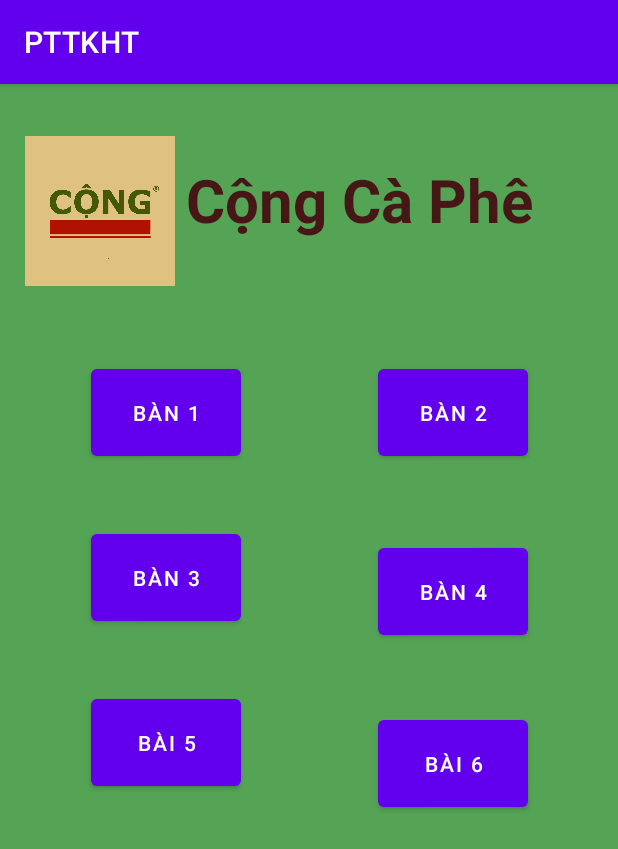
After one commit to thanhtung901/BTL_android_studio, an Android app: the bankhach screen opened directly, with no data from a screen before it, on a phone screen of 412 x 824 dp. The commit adds this screen. Shown: the top 849 px of the screen. Run offline under Robolectric (Android 15) with nearby library versions, the phone set to English and light mode, and no system bars.

Commit message:
activity

```diff
--- /dev/null
+++ b/app/src/main/java/com/example/pttkht/bankhach.java
@@ -0,0 +1,22 @@
+package com.example.pttkht;
+
+import androidx.appcompat.app.AppCompatActivity;
+
+import android.os.Bundle;
+import android.widget.Button;
+
+public class bankhach extends AppCompatActivity {
+    public Button btban1,btban2, btban3,btban4,btban5,btban6;
+
+    @Override
+    protected void onCreate(Bundle savedInstanceState) {
+        super.onCreate(savedInstanceState);
+        setContentView(R.layout.activity_bankhach);
+        btban1 = findViewById(R.id.btban1);
+        btban2 = findViewById(R.id.btban2);
+        btban3 = findViewById(R.id.btban3);
+        btban4 = findViewById(R.id.btban4);
+        btban5 = findViewById(R.id.btban5);
+        btban6 = findViewById(R.id.btban6);
+    }
+}
--- /dev/null
+++ b/app/src/main/res/layout/activity_bankhach.xml
@@ -0,0 +1,125 @@
+<?xml version="1.0" encoding="utf-8"?>
+<androidx.constraintlayout.widget.ConstraintLayout xmlns:android="http://schemas.android.com/apk/res/android"
+    xmlns:app="http://schemas.android.com/apk/res-auto"
+    xmlns:tools="http://schemas.android.com/tools"
+    android:layout_width="match_parent"
+    android:layout_height="match_parent"
+    android:background="#55A355"
+    tools:context=".bankhach">
+
+    <ImageView
+        android:id="@+id/imageView15"
+        android:layout_width="100dp"
+        android:layout_height="100dp"
+        android:layout_marginStart="16dp"
+        android:layout_marginTop="16dp"
+        android:layout_marginEnd="295dp"
+        android:layout_marginBottom="615dp"
+        app:layout_constraintBottom_toBottomOf="parent"
+        app:layout_constraintEnd_toEndOf="parent"
+        app:layout_constraintStart_toStartOf="parent"
+        app:layout_constraintTop_toTopOf="parent"
+        app:srcCompat="@drawable/logocong" />
+
+    <TextView
+        android:id="@+id/textView16"
+        android:layout_width="wrap_content"
+        android:layout_height="wrap_content"
+        android:layout_marginStart="123dp"
+        android:layout_marginTop="32dp"
+        android:layout_marginEnd="56dp"
+        android:layout_marginBottom="646dp"
+        android:gravity="center"
+        android:text="Cộng Cà Phê"
+        android:textColor="#471717"
+        android:textSize="40sp"
+        android:textStyle="bold"
+        app:layout_constraintBottom_toBottomOf="parent"
+        app:layout_constraintEnd_toEndOf="parent"
+        app:layout_constraintStart_toStartOf="parent"
+        app:layout_constraintTop_toTopOf="parent" />
+
+    <Button
+        android:id="@+id/btban2"
+        android:layout_width="100dp"
+        android:layout_height="70dp"
+        android:layout_marginStart="251dp"
+        android:layout_marginTop="165dp"
+        android:layout_marginEnd="60dp"
+        android:layout_marginBottom="496dp"
+        android:text="Bàn 2"
+        app:layout_constraintBottom_toBottomOf="parent"
+        app:layout_constraintEnd_toEndOf="parent"
+        app:layout_constraintStart_toStartOf="parent"
+        app:layout_constraintTop_toTopOf="parent" />
+
+    <Button
+        android:id="@+id/btban3"
+        android:layout_width="100dp"
+        android:layout_height="70dp"
+        android:layout_marginStart="60dp"
+        android:layout_marginTop="40dp"
+        android:layout_marginEnd="91dp"
+        android:layout_marginBottom="40dp"
+        android:text="Bàn 3"
+        app:layout_constraintBottom_toTopOf="@+id/btban5"
+        app:layout_constraintEnd_toStartOf="@+id/btban4"
+        app:layout_constraintStart_toStartOf="parent"
+        app:layout_constraintTop_toBottomOf="@+id/btban1" />
+
+    <Button
+        android:id="@+id/btban4"
+        android:layout_width="100dp"
+        android:layout_height="70dp"
+        android:layout_marginStart="251dp"
+        android:layout_marginTop="40dp"
+        android:layout_marginEnd="60dp"
+        android:layout_marginBottom="386dp"
+        android:text="Bàn 4"
+        app:layout_constraintBottom_toBottomOf="parent"
+        app:layout_constraintEnd_toEndOf="parent"
+        app:layout_constraintStart_toStartOf="parent"
+        app:layout_constraintTop_toBottomOf="@+id/btban2" />
+
+    <Button
+        android:id="@+id/btban5"
+        android:layout_width="100dp"
+        android:layout_height="70dp"
+        android:layout_marginStart="60dp"
+        android:layout_marginTop="385dp"
+        android:layout_marginEnd="91dp"
+        android:layout_marginBottom="276dp"
+        android:text="Bài 5"
+        app:layout_constraintBottom_toBottomOf="parent"
+        app:layout_constraintEnd_toStartOf="@+id/btban6"
+        app:layout_constraintStart_toStartOf="parent"
+        app:layout_constraintTop_toTopOf="parent" />
+
+    <Button
+        android:id="@+id/btban6"
+        android:layout_width="100dp"
+        android:layout_height="70dp"
+        android:layout_marginStart="251dp"
+        android:layout_marginTop="40dp"
+        android:layout_marginEnd="60dp"
+        android:layout_marginBottom="276dp"
+        android:text="Bài 6"
+        app:layout_constraintBottom_toBottomOf="parent"
+        app:layout_constraintEnd_toEndOf="parent"
+        app:layout_constraintStart_toStartOf="parent"
+        app:layout_constraintTop_toBottomOf="@+id/btban4" />
+
+    <Button
+        android:id="@+id/btban1"
+        android:layout_width="100dp"
+        android:layout_height="70dp"
+        android:layout_marginStart="60dp"
+        android:layout_marginTop="165dp"
+        android:layout_marginEnd="91dp"
+        android:layout_marginBottom="496dp"
+        android:text="Bàn 1"
+        app:layout_constraintBottom_toBottomOf="parent"
+        app:layout_constraintEnd_toStartOf="@+id/btban2"
+        app:layout_constraintStart_toStartOf="parent"
+        app:layout_constraintTop_toTopOf="parent" />
+</androidx.constraintlayout.widget.ConstraintLayout>
--- a/app/src/main/res/layout/activity_home.xml
+++ b/app/src/main/res/layout/activity_home.xml
@@ -114,7 +114,7 @@
         android:layout_marginTop="16dp"
         android:layout_marginEnd="256dp"
         android:layout_marginBottom="173dp"
-        android:text="Nhân Sự"
+        android:text="Bàn khách"
         android:textColor="#401B1B"
         android:textSize="30sp"
         android:textStyle="bold"
@@ -152,7 +152,8 @@
         app:layout_constraintEnd_toEndOf="parent"
         app:layout_constraintStart_toStartOf="parent"
         app:layout_constraintTop_toTopOf="parent"
-        app:srcCompat="@drawable/icon_taichinh" />
+        app:srcCompat="@drawable/icon_taichinh"
+        tools:ignore="SpeakableTextPresentCheck" />
 
     <TextView
         android:id="@+id/textView43"
```
Also changed, not shown: app/src/main/AndroidManifest.xml (+7 -0 lines), app/src/main/java/com/example/pttkht/home.java (+8 -8 lines), app/src/main/java/com/example/pttkht/oderr.java (+57 -5 lines).
